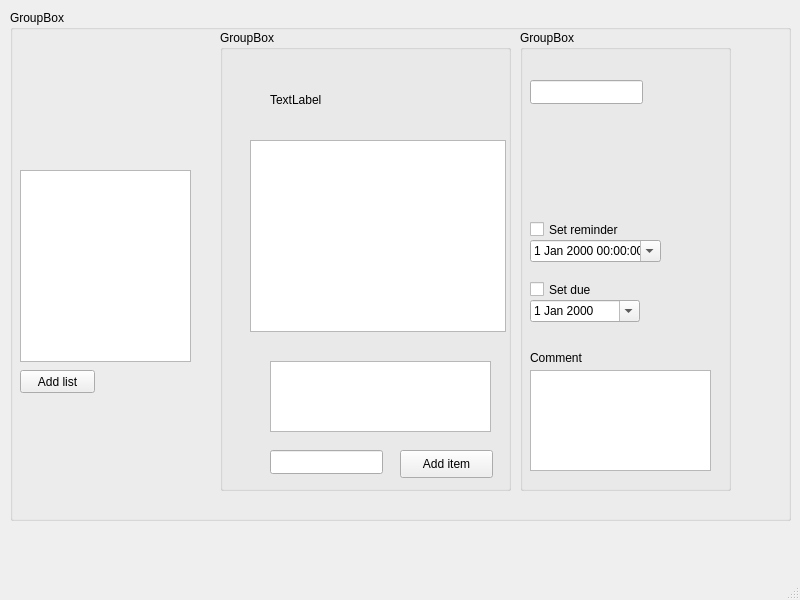
First picture: the form in mainwindow.ui, repository dinayuil/Tokie, before the edit.
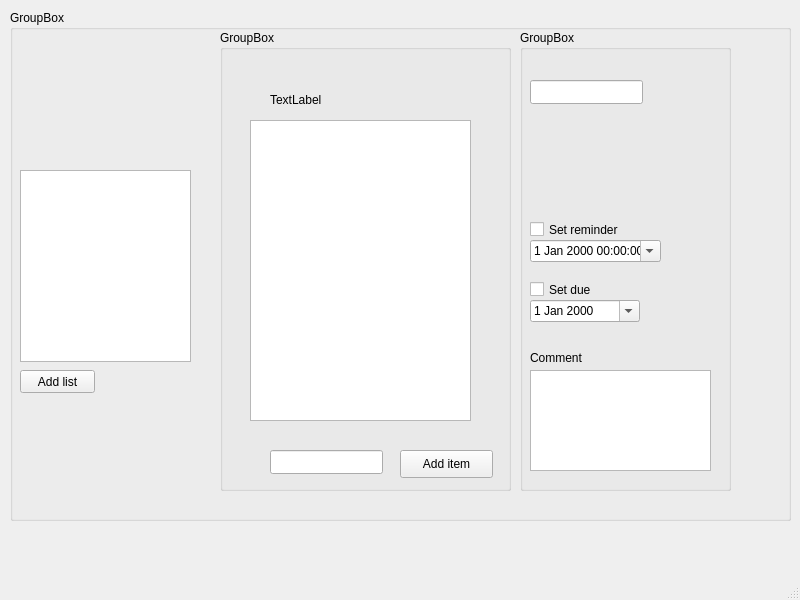
Second picture: the form after the edit.

Commit message: fix task table view empty, delete task list view

```diff
--- a/mainwindow.ui
+++ b/mainwindow.ui
@@ -77,19 +77,6 @@
        <string>Add item</string>
       </property>
      </widget>
-     <widget class="QListView" name="todoListView">
-      <property name="geometry">
-       <rect>
-        <x>50</x>
-        <y>331</y>
-        <width>221</width>
-        <height>71</height>
-       </rect>
-      </property>
-      <property name="editTriggers">
-       <set>QAbstractItemView::NoEditTriggers</set>
-      </property>
-     </widget>
      <widget class="QLabel" name="listNameLabel">
       <property name="geometry">
        <rect>
@@ -107,9 +94,9 @@
       <property name="geometry">
        <rect>
         <x>30</x>
-        <y>110</y>
-        <width>256</width>
-        <height>192</height>
+        <y>90</y>
+        <width>221</width>
+        <height>301</height>
        </rect>
       </property>
       <property name="editTriggers">
```
The commit also changes 2 other files.
